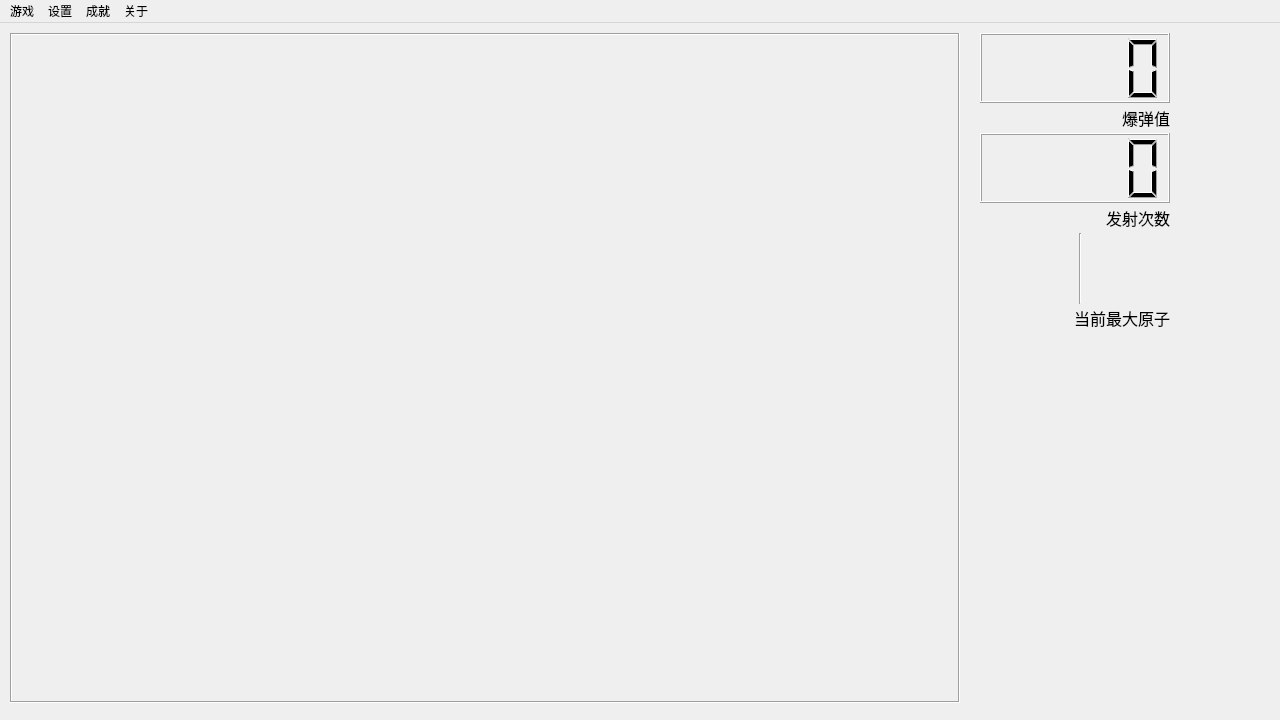
Old version of the form atomic2/mainwindow.ui in the repository EmptyBlueBox/2022_Spring_PKU_cxsjsx_ljy_Qt_Project.
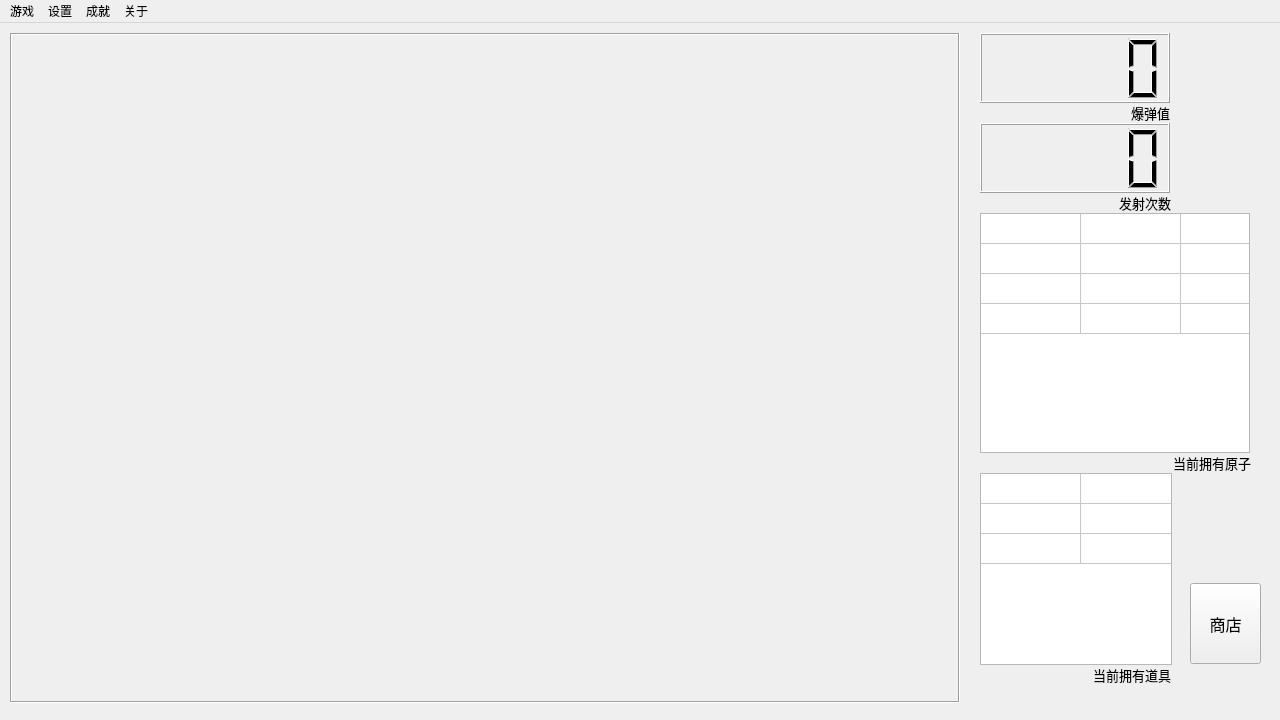
New version of the form.

The edit to the form file:
```diff
--- a/atomic2/mainwindow.ui
+++ b/atomic2/mainwindow.ui
@@ -80,7 +80,7 @@
     <property name="geometry">
      <rect>
       <x>980</x>
-      <y>110</y>
+      <y>100</y>
       <width>190</width>
       <height>70</height>
      </rect>
@@ -102,14 +102,14 @@
     <property name="geometry">
      <rect>
       <x>1100</x>
-      <y>80</y>
+      <y>75</y>
       <width>70</width>
       <height>30</height>
      </rect>
     </property>
     <property name="font">
      <font>
-      <pointsize>12</pointsize>
+      <pointsize>10</pointsize>
      </font>
     </property>
     <property name="text">
@@ -122,15 +122,15 @@
    <widget class="QLabel" name="label_2">
     <property name="geometry">
      <rect>
-      <x>1059</x>
-      <y>180</y>
+      <x>1060</x>
+      <y>165</y>
       <width>111</width>
       <height>30</height>
      </rect>
     </property>
     <property name="font">
      <font>
-      <pointsize>12</pointsize>
+      <pointsize>10</pointsize>
      </font>
     </property>
     <property name="text">
@@ -140,29 +140,133 @@
      <set>Qt::AlignRight|Qt::AlignTrailing|Qt::AlignVCenter</set>
     </property>
    </widget>
-   <widget class="QFrame" name="atom_show">
+   <widget class="QTableWidget" name="atomtable">
     <property name="geometry">
      <rect>
-      <x>990</x>
-      <y>210</y>
-      <width>181</width>
-      <height>71</height>
+      <x>980</x>
+      <y>190</y>
+      <width>270</width>
+      <height>240</height>
      </rect>
     </property>
-    <property name="frameShape">
-     <enum>QFrame::VLine</enum>
+    <property name="verticalScrollBarPolicy">
+     <enum>Qt::ScrollBarAlwaysOff</enum>
     </property>
-    <property name="frameShadow">
-     <enum>QFrame::Sunken</enum>
+    <property name="horizontalScrollBarPolicy">
+     <enum>Qt::ScrollBarAlwaysOff</enum>
     </property>
+    <property name="autoScroll">
+     <bool>false</bool>
+    </property>
+    <property name="gridStyle">
+     <enum>Qt::SolidLine</enum>
+    </property>
+    <property name="rowCount">
+     <number>4</number>
+    </property>
+    <property name="columnCount">
+     <number>6</number>
+    </property>
+    <attribute name="horizontalHeaderVisible">
+     <bool>false</bool>
+    </attribute>
+    <attribute name="verticalHeaderVisible">
+     <bool>false</bool>
+    </attribute>
+    <row/>
+    <row/>
+    <row/>
+    <row/>
+    <column/>
+    <column/>
+    <column/>
+    <column/>
+    <column/>
+    <column/>
+   </widget>
+   <widget class="QTableWidget" name="itemtable">
+    <property name="geometry">
+     <rect>
+      <x>980</x>
+      <y>450</y>
+      <width>192</width>
+      <height>192</height>
+     </rect>
+    </property>
+    <property name="verticalScrollBarPolicy">
+     <enum>Qt::ScrollBarAlwaysOff</enum>
+    </property>
+    <property name="horizontalScrollBarPolicy">
+     <enum>Qt::ScrollBarAlwaysOff</enum>
+    </property>
+    <property name="rowCount">
+     <number>3</number>
+    </property>
+    <property name="columnCount">
+     <number>3</number>
+    </property>
+    <attribute name="horizontalHeaderVisible">
+     <bool>false</bool>
+    </attribute>
+    <attribute name="verticalHeaderVisible">
+     <bool>false</bool>
+    </attribute>
+    <row/>
+    <row/>
+    <row/>
+    <column/>
+    <column/>
+    <column/>
    </widget>
    <widget class="QLabel" name="label_3">
     <property name="geometry">
      <rect>
-      <x>1029</x>
-      <y>280</y>
-      <width>141</width>
+      <x>1050</x>
+      <y>425</y>
+      <width>201</width>
       <height>30</height>
+     </rect>
+    </property>
+    <property name="font">
+     <font>
+      <pointsize>10</pointsize>
+     </font>
+    </property>
+    <property name="text">
+     <string>当前拥有原子</string>
+    </property>
+    <property name="alignment">
+     <set>Qt::AlignRight|Qt::AlignTrailing|Qt::AlignVCenter</set>
+    </property>
+   </widget>
+   <widget class="QLabel" name="label_4">
+    <property name="geometry">
+     <rect>
+      <x>1040</x>
+      <y>637</y>
+      <width>131</width>
+      <height>30</height>
+     </rect>
+    </property>
+    <property name="font">
+     <font>
+      <pointsize>10</pointsize>
+     </font>
+    </property>
+    <property name="text">
+     <string>当前拥有道具</string>
+    </property>
+    <property name="alignment">
+     <set>Qt::AlignRight|Qt::AlignTrailing|Qt::AlignVCenter</set>
+    </property>
+   </widget>
+   <widget class="QPushButton" name="storeButton">
+    <property name="geometry">
+     <rect>
+      <x>1190</x>
+      <y>560</y>
+      <width>71</width>
+      <height>81</height>
      </rect>
     </property>
     <property name="font">
@@ -171,10 +275,7 @@
      </font>
     </property>
     <property name="text">
-     <string>当前最大原子</string>
-    </property>
-    <property name="alignment">
-     <set>Qt::AlignRight|Qt::AlignTrailing|Qt::AlignVCenter</set>
+     <string>商店</string>
     </property>
    </widget>
   </widget>
```
Left out of the diff: 2 changed lines with no effect on the pictures.
